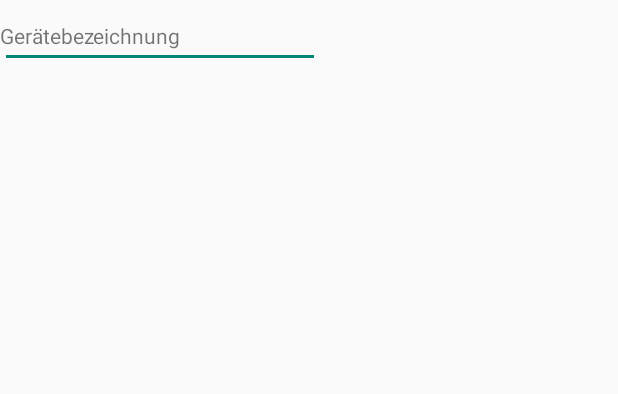
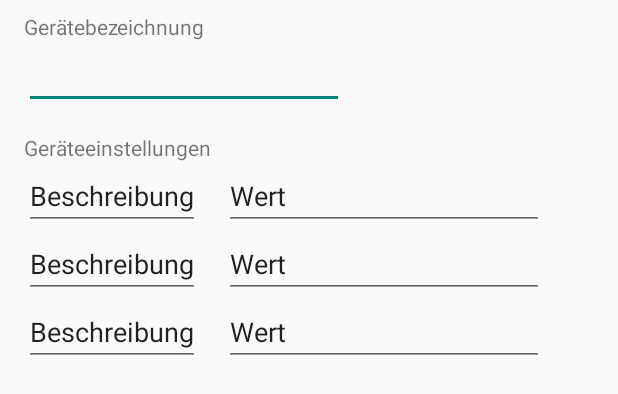
Before and after one commit to rene-anderes/TrejnadoApp, an Android app: the layout fragment_machine.xml on its own in the app's theme, with its tools: preview values and no code run, on a phone screen of 412 x 824 dp. Shown: the top 394 px of the screen. Run offline under Robolectric (Android 15) with nearby library versions, the phone set to English and light mode, and no system bars; Roboto replaces fonts that are not available here.

Commit message:
Look & Feel angepasst

```diff
--- a/trejnadoApp/src/main/res/layout/content_play_session.xml
+++ b/trejnadoApp/src/main/res/layout/content_play_session.xml
@@ -31,6 +31,7 @@
             app:layout_constraintTop_toTopOf="@+id/play_session_horizontal_first"
             app:layout_constraintStart_toStartOf="@+id/left_space"/>
     <EditText
+            android:layout_width="wrap_content"
             android:layout_height="wrap_content"
             android:inputType="textPersonName"
             android:selectAllOnFocus="true"
@@ -48,7 +49,7 @@
             app:layout_constraintTop_toTopOf="@+id/play_session_horizontal_first"/>
     <EditText
             android:layout_width="wrap_content"
-            android:layout_height="57dp"
+            android:layout_height="wrap_content"
             android:inputType="textPersonName"
             android:selectAllOnFocus="true"
             android:text="0"
--- a/trejnadoApp/src/main/res/layout/fragment_machine.xml
+++ b/trejnadoApp/src/main/res/layout/fragment_machine.xml
@@ -5,18 +5,46 @@
         android:layout_width="match_parent"
         android:layout_height="match_parent">
 
+    <TextView
+            android:text="@string/text_machine_settings"
+            android:layout_width="wrap_content"
+            android:layout_height="wrap_content"
+            android:id="@+id/program_machine_settings2"
+            android:layout_marginTop="16dp"
+            app:layout_constraintTop_toBottomOf="@+id/fragment_machine_name_id"
+            app:layout_constraintStart_toStartOf="@+id/guideline3"/>
     <EditText
-            android:layout_width="wrap_content"
             android:layout_height="wrap_content"
             android:inputType="textPersonName"
             android:ems="10"
-            tools:layout_editor_absoluteY="16dp" tools:layout_editor_absoluteX="153dp"
-            android:id="@+id/fragment_machine_name_id"/>
+            android:id="@+id/fragment_machine_name_id"
+            android:layout_width="wrap_content"
+            app:layout_constraintTop_toBottomOf="@+id/fragment_machine_name_desc_id"
+            app:layout_constraintStart_toStartOf="@+id/guideline3"/>
     <TextView
             android:text="@string/machine_name"
             android:layout_width="wrap_content"
             android:layout_height="wrap_content"
-            tools:layout_editor_absoluteX="16dp" android:id="@+id/fragment_machine_name_desc_id"
-            app:layout_constraintBaseline_toBaselineOf="@+id/fragment_machine_name_id"/>
+            android:id="@+id/fragment_machine_name_desc_id"
+            app:layout_constraintStart_toStartOf="@+id/guideline3"
+            android:layout_marginTop="8dp" app:layout_constraintTop_toTopOf="parent"/>
+
+    <android.support.v7.widget.RecyclerView
+            xmlns:android="http://schemas.android.com/apk/res/android"
+            xmlns:app="http://schemas.android.com/apk/res-auto"
+            xmlns:tools="http://schemas.android.com/tools"
+            android:layout_width="wrap_content"
+            android:layout_height="wrap_content"
+            app:layoutManager="android.support.v7.widget.LinearLayoutManager"
+            tools:context=".gui.ProgramActivity"
+            tools:listitem="@layout/machine_setting_edit_item"
+            android:id="@+id/machine_settings_edit_id"
+            app:layout_constraintStart_toEndOf="@+id/guideline3"
+            app:layout_constraintTop_toBottomOf="@+id/program_machine_settings2"/>
+
+    <android.support.constraint.Guideline
+            android:orientation="vertical"
+            android:layout_width="wrap_content"
+            android:layout_height="wrap_content" app:layout_constraintGuide_begin="16dp" android:id="@+id/guideline3"/>
 
 </android.support.constraint.ConstraintLayout>
--- /dev/null
+++ b/trejnadoApp/src/main/res/layout/machine_setting_edit_item.xml
@@ -0,0 +1,25 @@
+<?xml version="1.0" encoding="utf-8"?>
+<android.support.constraint.ConstraintLayout xmlns:android="http://schemas.android.com/apk/res/android"
+                                             xmlns:app="http://schemas.android.com/apk/res-auto"
+                                             xmlns:tools="http://schemas.android.com/tools"
+                                             android:layout_width="match_parent"
+                                             android:layout_height="wrap_content"
+                                             android:id="@+id/constraintLayout">
+
+    <AutoCompleteTextView
+            android:text="Beschreibung"
+            android:layout_width="wrap_content"
+            android:layout_height="wrap_content"
+            android:id="@+id/machine_setting_edit_desc_id"
+            app:layout_constraintTop_toTopOf="parent" app:layout_constraintStart_toStartOf="parent"
+            app:layout_constraintEnd_toStartOf="@+id/machine_setting_edit_id" android:layout_marginEnd="8dp"/>
+    <EditText
+            android:layout_width="wrap_content"
+            android:layout_height="wrap_content"
+            android:inputType="textPersonName"
+            android:text="Wert"
+            android:ems="10"
+            android:id="@+id/machine_setting_edit_id" app:layout_constraintTop_toTopOf="parent"
+            app:layout_constraintStart_toEndOf="@+id/machine_setting_edit_desc_id" android:layout_marginStart="8dp"
+            app:layout_constraintEnd_toEndOf="parent"/>
+</android.support.constraint.ConstraintLayout>
--- a/trejnadoApp/src/main/res/layout/machine_setting_item.xml
+++ b/trejnadoApp/src/main/res/layout/machine_setting_item.xml
@@ -1,17 +1,24 @@
 <?xml version="1.0" encoding="utf-8"?>
-<LinearLayout xmlns:android="http://schemas.android.com/apk/res/android"
-              xmlns:tools="http://schemas.android.com/tools" android:layout_width="match_parent"
-              android:layout_height="wrap_content"
-              android:orientation="horizontal">
+<android.support.constraint.ConstraintLayout xmlns:android="http://schemas.android.com/apk/res/android"
+                                             xmlns:app="http://schemas.android.com/apk/res-auto"
+                                             xmlns:tools="http://schemas.android.com/tools"
+                                             android:layout_width="match_parent"
+                                             android:layout_height="wrap_content"
+                                             android:id="@+id/constraintLayout">
 
     <TextView
             android:text="TextView"
             style="@style/TrejnadoLarge"
             android:layout_width="wrap_content"
-            android:layout_height="wrap_content" android:id="@+id/machine_setting_desc_id" android:layout_weight="1"/>
+            android:layout_height="wrap_content" android:id="@+id/machine_setting_desc_id"
+            app:layout_constraintStart_toStartOf="parent"
+            app:layout_constraintBaseline_toBaselineOf="@+id/machine_setting_id"
+            app:layout_constraintEnd_toStartOf="@+id/machine_setting_id"/>
     <TextView
             android:text="TextView"
             style="@style/TrejnadoLarge"
             android:layout_width="wrap_content"
-            android:layout_height="wrap_content" android:id="@+id/machine_setting_id" android:layout_weight="1"/>
-</LinearLayout>
+            android:layout_height="wrap_content" android:id="@+id/machine_setting_id"
+            app:layout_constraintTop_toTopOf="parent" app:layout_constraintStart_toEndOf="@+id/machine_setting_desc_id"
+            android:layout_marginStart="16dp"/>
+</android.support.constraint.ConstraintLayout>
```
